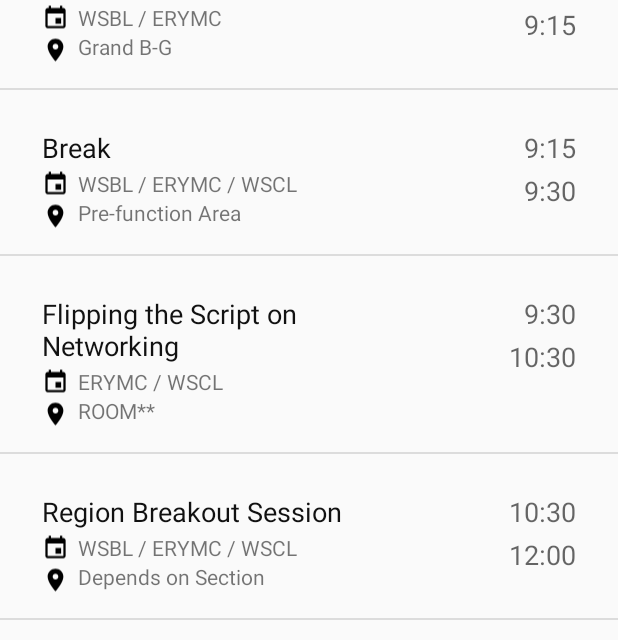
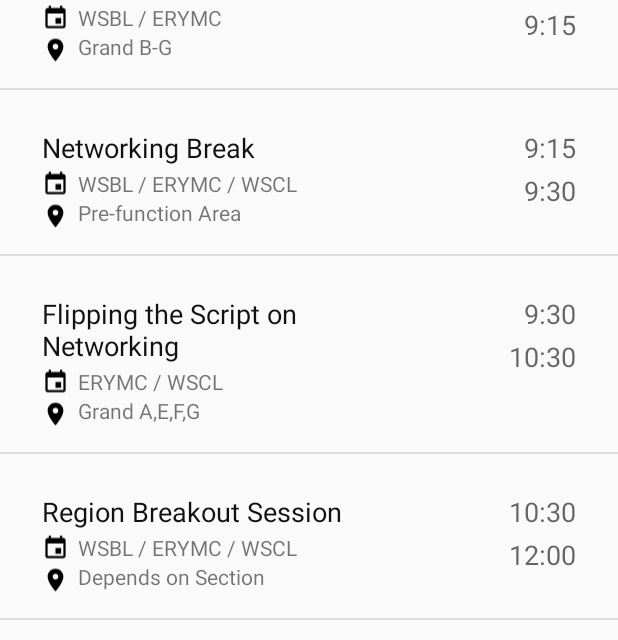
Before and after one commit to tSquaredd/ASCE-Android, an Android app: the screen it shows after launch (MainActivity), in the side drawer, after a tap on "Schedule", on a phone screen of 412 x 824 dp, the part 596-1236 px from its top. Run offline under Robolectric (Android 15) with nearby library versions, the phone set to English and light mode, and no system bars; our stand-ins replace ButterKnife; libraries missing offline, so code that uses them is left out: com.github.barteksc.pdfviewer, com.twitter.sdk; pictures from the network do not load; Roboto replaces fonts that are not available here; 1 statement that could not run was skipped.

Commit message:
More Schedule Updates

```diff
--- a/app/src/main/java/Adapters/ScheduleEventAdapter.java
+++ b/app/src/main/java/Adapters/ScheduleEventAdapter.java
@@ -86,7 +86,10 @@ public class ScheduleEventAdapter extends RecyclerView.Adapter<ScheduleEventAdap
         void bind(ScheduleEvent event){
             titleTextView.setText(event.getTitle());
             startTimeTextView.setText(event.getStartTime());
-            endTimeTextView.setText(event.getEndTime());
+            if(!event.getEndTime().equals("0"))
+                endTimeTextView.setText(event.getEndTime());
+            else
+                endTimeTextView.setVisibility(View.INVISIBLE);
             if(event.getLocation() != null){
                 locationTextView.setText(event.getLocation());
                 locationTextView.setVisibility(View.VISIBLE);
--- a/app/src/main/java/Objects/ScheduleEvent.java
+++ b/app/src/main/java/Objects/ScheduleEvent.java
@@ -237,7 +237,7 @@ public class ScheduleEvent implements Parcelable{
 
         list.add(event);
 
-        event = new ScheduleEvent("Break",
+        event = new ScheduleEvent("Networking Break",
                 "9:15", "9:30",
                 "Pre-function Area",
                 null,
@@ -255,7 +255,7 @@ public class ScheduleEvent implements Parcelable{
 
         event = new ScheduleEvent("Flipping the Script on Networking",
                 "9:30", "10:30",
-                "ROOM**",
+                "Grand A,E,F,G",
                 presenterList,
                 null,
                 null,
@@ -264,7 +264,6 @@ public class ScheduleEvent implements Parcelable{
                 null);
 
         list.add(event);
-        // TODO: Not all leaders appearing
         leaderList = new String[4];
         leaderList[0] = "Chuck Black";
         leaderList[1] = "John Casana";
@@ -282,7 +281,11 @@ public class ScheduleEvent implements Parcelable{
                 "Join others from your region and learn new names and faces; " +
                         "acquire new skills with a fun filled icebreaker.\n" +
                         "Region leaders meet with their respective section / branch leaders, Younger member leaders " +
-                        "and Student chapter leaders.\n\nChuck Black: (ROOM**)\nJohn Casana: (ROOM**)\nPeter Moore: (ROOM**)\nTony Cioffi: (ROOM**)"
+                        "and Student chapter leaders.\n\n" +
+                        "Tony Cioffi: Region 1 -  Regency Ballroom\n" +
+                        "John Casana: Region 2 -  Grand E-F-G\n" +
+                        "Chuck Black: Region 4 -  Grand A\n" +
+                        "Peter Moore: Region 5 -  Delaware\n"
         );
 
         list.add(event);
@@ -398,11 +401,11 @@ public class ScheduleEvent implements Parcelable{
         moderatorList[0] = "Francis Mahaney";
 
         presenterList = new String[1];
-        presenterList[0] = "Charlie Mumford";
+        presenterList[0] = "Steven P.Ranalli";
 
-        event = new ScheduleEvent("How to execute a successful ASCE K-12 Outreach Event from start to finish",
+        event = new ScheduleEvent("Growing a Region: The Future of Buffalo's Waterfront",
                 "4:15", "5:15",
-                "ROOM**",
+                "Grand E-G",
                 presenterList,
                 moderatorList,
                 null,
@@ -420,7 +423,11 @@ public class ScheduleEvent implements Parcelable{
                 null,
                 null,
                 "WSBL / ERYMC / WSCL",
-                "Ticketed event. Appetizers and drink tickets provided. Location accesible by public tranist and/or walking.");
+                "Ticketed event. Appetizers and drink tickets provided. Location accesible by public tranist and/or walking.\n\n" +
+                        "Event Details:\n" +
+                        "6:00 - 8:00 Social @ Pearl Street Grill\n" +
+                        "7:00 - 10:00 Ice Skating @ Canalside\n" +
+                        "8:00 - 10:00 Curling @ Canalside");
 
         list.add(event);
 
@@ -541,7 +548,7 @@ public class ScheduleEvent implements Parcelable{
         presenterList = new String[1];
         presenterList[0] = "Nicholas M. DeNichilo";
 
-        event = new ScheduleEvent("ASCE Industry Leaders Council Keynote: \"XXXXX\"",
+        event = new ScheduleEvent("ASCE Industry Leaders Council Keynote: \"What Makes a Leader\"",
                 "12:35", "1:25",
                 "Grand B-G",
                 presenterList,
@@ -559,13 +566,14 @@ public class ScheduleEvent implements Parcelable{
         moderatorList[1] = "Jason Havens";
 
 
-        presenterList = new String[3];
+        presenterList = new String[4];
         presenterList[0] = "Bethany Mazur";
         presenterList[1] = "Jason Lang";
         presenterList[2] = "Kelly Dooley";
+        presenterList[3] = "Dr. John McGrath";
 
 
-        event = new ScheduleEvent("Should we Raise the Bar?",
+        event = new ScheduleEvent("How we Raise the Bar - Insights from other Industries",
                 "1:30", "2:30",
                 "Grand B-G",
                 null,
@@ -577,6 +585,31 @@ public class ScheduleEvent implements Parcelable{
 
         list.add(event);
 
+        event = new ScheduleEvent("Adjourn",
+                "3:00", "0",
+                "Regency Ballroom",
+                null,
+                null,
+                null,
+                null,
+                "WSBL",
+                null);
+
+        list.add(event);
+
+        event = new ScheduleEvent("Awards Dinner",
+                "5:00", "0",
+                "Grand B-G",
+                null,
+                null,
+                null,
+                null,
+                "WSBL/ERYMC",
+                "Ticketed event. Dress code is business casual. " +
+                        "Bus pickup will be on West Huron St, directly outside the hotel entrance." +
+                        " Buses will begin boarding at 4:30 PM.");
+
+        list.add(event);
         return list;
 
     }
--- a/app/src/main/java/Objects/Speaker.java
+++ b/app/src/main/java/Objects/Speaker.java
@@ -275,6 +275,13 @@ public class Speaker implements Parcelable {
                 "P.E., F.ASCE, President and CEO, Mott MacDonald North America",
                 "Lorem ipsum dolor sit amet, consectetur adipiscing elit. In mollis est vitae erat"));
 
+        data.add(new Speaker(R.drawable.erymc,
+                "Dr. John McGrath",
+                0,
+                "MD, Interventional Radiologist, John R. Oishei Children’s Hospital and Gates Vascular Institute",
+                "Lorem ipsum dolor sit amet, consectetur adipiscing elit. In mollis est vitae erat laoreet consectetur. Mauris dui mauris, dictum vel egestas vel, porta sed ante. Phasellus congue viverra ipsum,"));
+
+
         // header
         data.add(new Speaker(R.drawable.erymc,
                 "Francis Mahaney",
--- a/app/src/main/res/layout/activity_event_details.xml
+++ b/app/src/main/res/layout/activity_event_details.xml
@@ -3,16 +3,15 @@
     xmlns:tools="http://schemas.android.com/tools"
     android:layout_width="match_parent"
     android:layout_height="match_parent"
-    android:background="@android:color/darker_gray"
     android:padding="8dp"
     tools:context="org.ascebuffalo.asce.EventDetailsActivity">
 
-    <android.support.v7.widget.CardView
-        android:layout_width="match_parent"
-        android:layout_height="wrap_content"
-        android:layout_marginBottom="8dp"
-        android:elevation="4dp"
-        app:cardCornerRadius="4dp">
+    <!--<android.support.v7.widget.CardView-->
+        <!--android:layout_width="match_parent"-->
+        <!--android:layout_height="wrap_content"-->
+        <!--android:layout_marginBottom="8dp"-->
+        <!--android:elevation="4dp"-->
+        <!--app:cardCornerRadius="4dp">-->
 
 
         <android.support.constraint.ConstraintLayout
@@ -211,6 +210,6 @@
 
 
         </android.support.constraint.ConstraintLayout>
-    </android.support.v7.widget.CardView>
+    <!--</android.support.v7.widget.CardView>-->
 
 </android.support.v4.widget.NestedScrollView>
```
